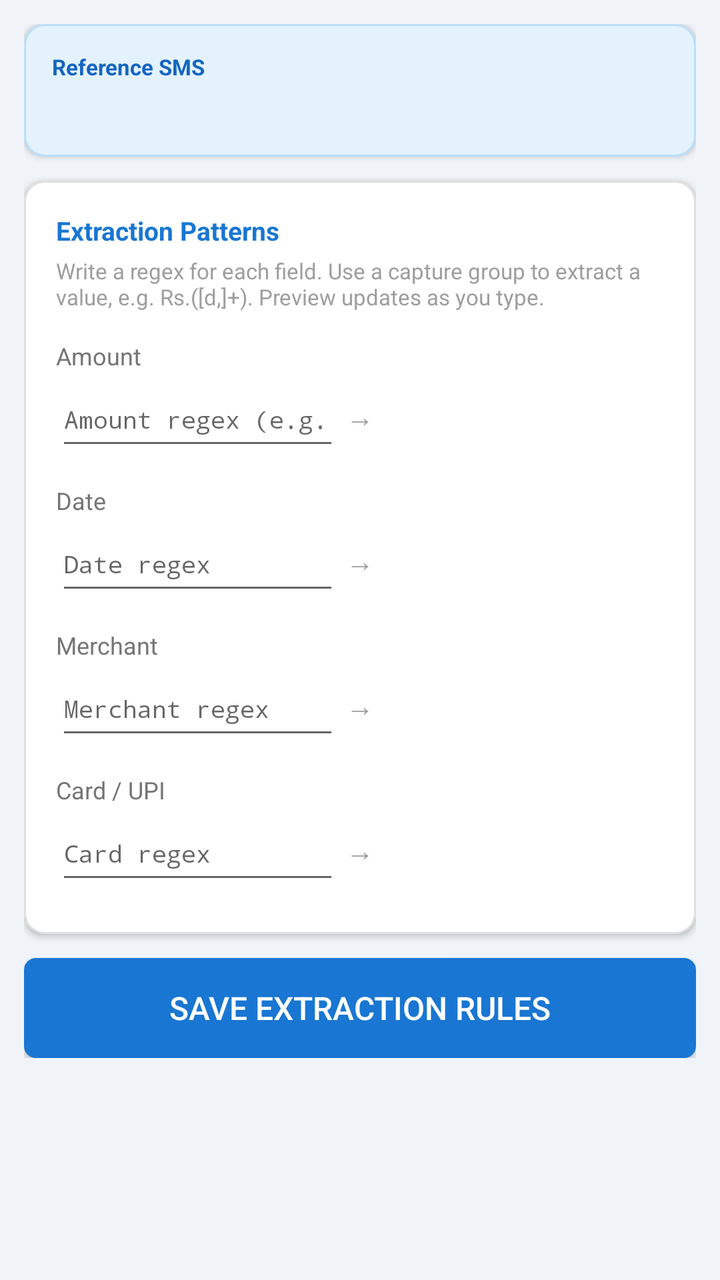
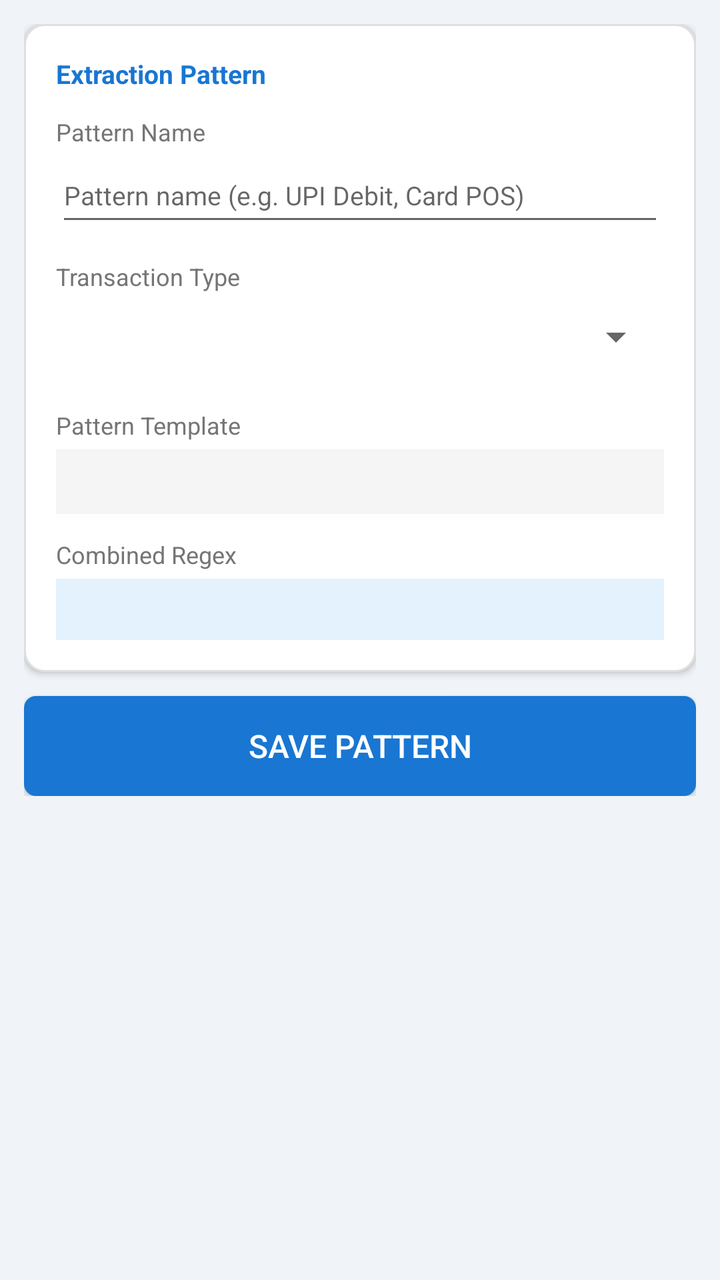

Compare the two renders of this Android layout. The source of the first and the diff that turns it into the second are given below.
<!-- AndroidManifest.xml: application theme android:Theme.Material.Light.DarkActionBar -->
<!-- res/layout/activity_sms_extract_config.xml -->
<?xml version="1.0" encoding="utf-8"?>
<ScrollView xmlns:android="http://schemas.android.com/apk/res/android"
    android:layout_width="match_parent"
    android:layout_height="match_parent"
    android:background="#F0F4F8">

    <LinearLayout
        android:layout_width="match_parent"
        android:layout_height="wrap_content"
        android:orientation="vertical"
        android:paddingLeft="12dp"
        android:paddingRight="12dp"
        android:paddingTop="12dp"
        android:paddingBottom="24dp">

        
        <LinearLayout
            android:layout_width="match_parent"
            android:layout_height="wrap_content"
            android:orientation="vertical"
            android:background="@drawable/bg_card_blue"
            android:elevation="2dp"
            android:padding="14dp"
            android:layout_marginBottom="12dp">

            <TextView
                android:layout_width="match_parent"
                android:layout_height="wrap_content"
                android:text="Reference SMS"
                android:textColor="#1565C0"
                android:textSize="11sp"
                android:textStyle="bold"
                android:layout_marginBottom="6dp" />

            <TextView
                android:id="@+id/tvSmsBody"
                android:layout_width="match_parent"
                android:layout_height="wrap_content"
                android:text=""
                android:textColor="#212121"
                android:textSize="13sp"
                android:fontFamily="monospace" />

        </LinearLayout>

        
        <LinearLayout
            android:layout_width="match_parent"
            android:layout_height="wrap_content"
            android:orientation="vertical"
            android:background="@drawable/bg_card"
            android:elevation="2dp"
            android:padding="16dp"
            android:layout_marginBottom="12dp">

            <TextView
                android:layout_width="match_parent"
                android:layout_height="wrap_content"
                android:text="Extraction Patterns"
                android:textColor="#1976D2"
                android:textSize="13sp"
                android:textStyle="bold"
                android:layout_marginBottom="4dp" />

            <TextView
                android:layout_width="match_parent"
                android:layout_height="wrap_content"
                android:text="Write a regex for each field. Use a capture group to extract a value, e.g. Rs\.([\d,]+). Preview updates as you type."
                android:textColor="#9E9E9E"
                android:textSize="11sp"
                android:layout_marginBottom="14dp" />

            
            <TextView android:layout_width="match_parent" android:layout_height="wrap_content"
                android:text="Amount" android:textColor="#757575" android:textSize="12sp" />
            <LinearLayout android:layout_width="match_parent" android:layout_height="wrap_content"
                android:orientation="horizontal" android:gravity="center_vertical"
                android:layout_marginBottom="12dp">
                <EditText
                    android:id="@+id/etAmountRegex"
                    android:layout_width="0dp"
                    android:layout_height="44dp"
                    android:layout_weight="1"
                    android:hint="@string/hint_regex_amount"
                    android:inputType="text"
                    android:textSize="12sp"
                    android:textColor="#212121"
                    android:fontFamily="monospace" />
                <TextView
                    android:layout_width="wrap_content"
                    android:layout_height="wrap_content"
                    android:text=" → "
                    android:textColor="#9E9E9E"
                    android:textSize="14sp" />
                <TextView
                    android:id="@+id/tvAmountPreview"
                    android:layout_width="0dp"
                    android:layout_height="wrap_content"
                    android:layout_weight="1"
                    android:text=""
                    android:textColor="#2E7D32"
                    android:textSize="13sp"
                    android:textStyle="bold"
                    android:fontFamily="monospace" />
            </LinearLayout>

            
            <TextView android:layout_width="match_parent" android:layout_height="wrap_content"
                android:text="Date" android:textColor="#757575" android:textSize="12sp" />
            <LinearLayout android:layout_width="match_parent" android:layout_height="wrap_content"
                android:orientation="horizontal" android:gravity="center_vertical"
                android:layout_marginBottom="12dp">
                <EditText
                    android:id="@+id/etDateRegex"
                    android:layout_width="0dp"
                    android:layout_height="44dp"
                    android:layout_weight="1"
                    android:hint="@string/hint_regex_date"
                    android:inputType="text"
                    android:textSize="12sp"
                    android:textColor="#212121"
                    android:fontFamily="monospace" />
                <TextView
                    android:layout_width="wrap_content"
                    android:layout_height="wrap_content"
                    android:text=" → "
                    android:textColor="#9E9E9E"
                    android:textSize="14sp" />
                <TextView
                    android:id="@+id/tvDatePreview"
                    android:layout_width="0dp"
                    android:layout_height="wrap_content"
                    android:layout_weight="1"
                    android:text=""
                    android:textColor="#1565C0"
                    android:textSize="13sp"
                    android:fontFamily="monospace" />
            </LinearLayout>

            
            <TextView android:layout_width="match_parent" android:layout_height="wrap_content"
                android:text="Merchant" android:textColor="#757575" android:textSize="12sp" />
            <LinearLayout android:layout_width="match_parent" android:layout_height="wrap_content"
                android:orientation="horizontal" android:gravity="center_vertical"
                android:layout_marginBottom="12dp">
                <EditText
                    android:id="@+id/etMerchantRegex"
                    android:layout_width="0dp"
                    android:layout_height="44dp"
                    android:layout_weight="1"
                    android:hint="@string/hint_regex_merchant"
                    android:inputType="text"
                    android:textSize="12sp"
                    android:textColor="#212121"
                    android:fontFamily="monospace" />
                <TextView
                    android:layout_width="wrap_content"
                    android:layout_height="wrap_content"
                    android:text=" → "
                    android:textColor="#9E9E9E"
                    android:textSize="14sp" />
                <TextView
                    android:id="@+id/tvMerchantPreview"
                    android:layout_width="0dp"
                    android:layout_height="wrap_content"
                    android:layout_weight="1"
                    android:text=""
                    android:textColor="#1565C0"
                    android:textSize="13sp"
                    android:fontFamily="monospace" />
            </LinearLayout>

            
            <TextView android:layout_width="match_parent" android:layout_height="wrap_content"
                android:text="Card / UPI" android:textColor="#757575" android:textSize="12sp" />
            <LinearLayout android:layout_width="match_parent" android:layout_height="wrap_content"
                android:orientation="horizontal" android:gravity="center_vertical"
                android:layout_marginBottom="4dp">
                <EditText
                    android:id="@+id/etCardRegex"
                    android:layout_width="0dp"
                    android:layout_height="44dp"
                    android:layout_weight="1"
                    android:hint="@string/hint_regex_card"
                    android:inputType="text"
                    android:textSize="12sp"
                    android:textColor="#212121"
                    android:fontFamily="monospace" />
                <TextView
                    android:layout_width="wrap_content"
                    android:layout_height="wrap_content"
                    android:text=" → "
                    android:textColor="#9E9E9E"
                    android:textSize="14sp" />
                <TextView
                    android:id="@+id/tvCardPreview"
                    android:layout_width="0dp"
                    android:layout_height="wrap_content"
                    android:layout_weight="1"
                    android:text=""
                    android:textColor="#1565C0"
                    android:textSize="13sp"
                    android:fontFamily="monospace" />
            </LinearLayout>

        </LinearLayout>

        <Button
            android:id="@+id/btnSaveExtraction"
            android:layout_width="match_parent"
            android:layout_height="50dp"
            android:text="@string/btn_save_extraction"
            android:textColor="#FFFFFF"
            android:textSize="16sp"
            android:background="@drawable/bg_button_primary" />

    </LinearLayout>
</ScrollView>
<!-- resources referenced by this layout -->
<resources>
  <!-- drawable bg_button_primary (drawable) -->
  <?xml version="1.0" encoding="utf-8"?>
  <ripple xmlns:android="http://schemas.android.com/apk/res/android"
      android:color="#1565C0">
      <item>
          <shape android:shape="rectangle">
              <solid android:color="#1976D2" />
              <corners android:radius="6dp" />
          </shape>
      </item>
  </ripple>
  <!-- drawable bg_card (drawable) -->
  <?xml version="1.0" encoding="utf-8"?>
  <shape xmlns:android="http://schemas.android.com/apk/res/android"
      android:shape="rectangle">
      <solid android:color="#FFFFFF" />
      <corners android:radius="10dp" />
      <stroke android:width="1dp" android:color="#E0E0E0" />
  </shape>
  <!-- drawable bg_card_blue (drawable) -->
  <?xml version="1.0" encoding="utf-8"?>
  <shape xmlns:android="http://schemas.android.com/apk/res/android"
      android:shape="rectangle">
      <solid android:color="#E3F2FD" />
      <corners android:radius="10dp" />
      <stroke android:width="1dp" android:color="#BBDEFB" />
  </shape>
  <string name="btn_save_extraction">Save Extraction Rules</string>
  <string name="hint_regex_amount">Amount regex (e.g. Rs\.?([\d,]+))</string>
  <string name="hint_regex_card">Card regex</string>
  <string name="hint_regex_date">Date regex</string>
  <string name="hint_regex_merchant">Merchant regex</string>
</resources>

<!-- the commit's change to res/layout/activity_sms_extract_config.xml (unified diff, before → after) -->
@@ -15,13 +15,15 @@
 
         
         <LinearLayout
+            android:id="@+id/cardSmsBody"
             android:layout_width="match_parent"
             android:layout_height="wrap_content"
             android:orientation="vertical"
             android:background="@drawable/bg_card_blue"
             android:elevation="2dp"
             android:padding="14dp"
-            android:layout_marginBottom="12dp">
+            android:layout_marginBottom="12dp"
+            android:visibility="gone">
 
             <TextView
                 android:layout_width="match_parent"
@@ -39,7 +41,8 @@
                 android:text=""
                 android:textColor="#212121"
                 android:textSize="13sp"
-                android:fontFamily="monospace" />
+                android:fontFamily="monospace"
+                android:textIsSelectable="true" />
 
         </LinearLayout>
 
@@ -56,150 +59,160 @@
             <TextView
                 android:layout_width="match_parent"
                 android:layout_height="wrap_content"
-                android:text="Extraction Patterns"
+                android:text="Extraction Pattern"
                 android:textColor="#1976D2"
                 android:textSize="13sp"
                 android:textStyle="bold"
+                android:layout_marginBottom="12dp" />
+
+            
+            <TextView android:layout_width="match_parent" android:layout_height="wrap_content"
+                android:text="Pattern Name" android:textColor="#757575" android:textSize="12sp" />
+            <EditText
+                android:id="@+id/etPatternName"
+                android:layout_width="match_parent"
+                android:layout_height="44dp"
+                android:hint="@string/hint_pattern_name"
+                android:inputType="textCapWords"
+                android:textSize="13sp"
+                android:textColor="#212121"
+                android:layout_marginBottom="12dp" />
+
+            
+            <TextView android:layout_width="match_parent" android:layout_height="wrap_content"
+                android:text="@string/label_transaction_type"
+                android:textColor="#757575" android:textSize="12sp" />
+            <Spinner
+                android:id="@+id/spinnerTxnType"
+                android:layout_width="match_parent"
+                android:layout_height="44dp"
+                android:layout_marginBottom="14dp" />
+
+            
+            <TextView android:layout_width="match_parent" android:layout_height="wrap_content"
+                android:text="@string/label_pattern_template"
+                android:textColor="#757575" android:textSize="12sp"
                 android:layout_marginBottom="4dp" />
-
-            <TextView
-                android:layout_width="match_parent"
-                android:layout_height="wrap_content"
-                android:text="Write a regex for each field. Use a capture group to extract a value, e.g. Rs\.([\d,]+). Preview updates as you type."
-                android:textColor="#9E9E9E"
+            <TextView
+                android:id="@+id/tvTemplateText"
+                android:layout_width="match_parent"
+                android:layout_height="wrap_content"
+                android:text=""
+                android:textColor="#212121"
+                android:textSize="12sp"
+                android:fontFamily="monospace"
+                android:background="#F5F5F5"
+                android:padding="8dp"
+                android:textIsSelectable="true"
+                android:layout_marginBottom="12dp" />
+
+            
+            <TextView android:layout_width="match_parent" android:layout_height="wrap_content"
+                android:text="Combined Regex"
+                android:textColor="#757575" android:textSize="12sp"
+                android:layout_marginBottom="4dp" />
+            <TextView
+                android:id="@+id/tvTemplateRegex"
+                android:layout_width="match_parent"
+                android:layout_height="wrap_content"
+                android:text=""
+                android:textColor="#1565C0"
                 android:textSize="11sp"
-                android:layout_marginBottom="14dp" />
-
-            
-            <TextView android:layout_width="match_parent" android:layout_height="wrap_content"
-                android:text="Amount" android:textColor="#757575" android:textSize="12sp" />
-            <LinearLayout android:layout_width="match_parent" android:layout_height="wrap_content"
-                android:orientation="horizontal" android:gravity="center_vertical"
-                android:layout_marginBottom="12dp">
-                <EditText
-                    android:id="@+id/etAmountRegex"
-                    android:layout_width="0dp"
-                    android:layout_height="44dp"
-                    android:layout_weight="1"
-                    android:hint="@string/hint_regex_amount"
-                    android:inputType="text"
-                    android:textSize="12sp"
-                    android:textColor="#212121"
-                    android:fontFamily="monospace" />
-                <TextView
-                    android:layout_width="wrap_content"
-                    android:layout_height="wrap_content"
-                    android:text=" → "
-                    android:textColor="#9E9E9E"
-                    android:textSize="14sp" />
-                <TextView
-                    android:id="@+id/tvAmountPreview"
-                    android:layout_width="0dp"
-                    android:layout_height="wrap_content"
-                    android:layout_weight="1"
-                    android:text=""
-                    android:textColor="#2E7D32"
-                    android:textSize="13sp"
-                    android:textStyle="bold"
-                    android:fontFamily="monospace" />
-            </LinearLayout>
-
-            
-            <TextView android:layout_width="match_parent" android:layout_height="wrap_content"
-                android:text="Date" android:textColor="#757575" android:textSize="12sp" />
-            <LinearLayout android:layout_width="match_parent" android:layout_height="wrap_content"
-                android:orientation="horizontal" android:gravity="center_vertical"
-                android:layout_marginBottom="12dp">
-                <EditText
-                    android:id="@+id/etDateRegex"
-                    android:layout_width="0dp"
-                    android:layout_height="44dp"
-                    android:layout_weight="1"
-                    android:hint="@string/hint_regex_date"
-                    android:inputType="text"
-                    android:textSize="12sp"
-                    android:textColor="#212121"
-                    android:fontFamily="monospace" />
-                <TextView
-                    android:layout_width="wrap_content"
-                    android:layout_height="wrap_content"
-                    android:text=" → "
-                    android:textColor="#9E9E9E"
-                    android:textSize="14sp" />
-                <TextView
-                    android:id="@+id/tvDatePreview"
-                    android:layout_width="0dp"
-                    android:layout_height="wrap_content"
-                    android:layout_weight="1"
-                    android:text=""
-                    android:textColor="#1565C0"
-                    android:textSize="13sp"
-                    android:fontFamily="monospace" />
-            </LinearLayout>
-
-            
-            <TextView android:layout_width="match_parent" android:layout_height="wrap_content"
-                android:text="Merchant" android:textColor="#757575" android:textSize="12sp" />
-            <LinearLayout android:layout_width="match_parent" android:layout_height="wrap_content"
-                android:orientation="horizontal" android:gravity="center_vertical"
-                android:layout_marginBottom="12dp">
-                <EditText
-                    android:id="@+id/etMerchantRegex"
-                    android:layout_width="0dp"
-                    android:layout_height="44dp"
-                    android:layout_weight="1"
-                    android:hint="@string/hint_regex_merchant"
-                    android:inputType="text"
-                    android:textSize="12sp"
-                    android:textColor="#212121"
-                    android:fontFamily="monospace" />
-                <TextView
-                    android:layout_width="wrap_content"
-                    android:layout_height="wrap_content"
-                    android:text=" → "
-                    android:textColor="#9E9E9E"
-                    android:textSize="14sp" />
-                <TextView
-                    android:id="@+id/tvMerchantPreview"
-                    android:layout_width="0dp"
-                    android:layout_height="wrap_content"
-                    android:layout_weight="1"
-                    android:text=""
-                    android:textColor="#1565C0"
-                    android:textSize="13sp"
-                    android:fontFamily="monospace" />
-            </LinearLayout>
-
-            
-            <TextView android:layout_width="match_parent" android:layout_height="wrap_content"
-                android:text="Card / UPI" android:textColor="#757575" android:textSize="12sp" />
-            <LinearLayout android:layout_width="match_parent" android:layout_height="wrap_content"
-                android:orientation="horizontal" android:gravity="center_vertical"
-                android:layout_marginBottom="4dp">
-                <EditText
-                    android:id="@+id/etCardRegex"
-                    android:layout_width="0dp"
-                    android:layout_height="44dp"
-                    android:layout_weight="1"
-                    android:hint="@string/hint_regex_card"
-                    android:inputType="text"
-                    android:textSize="12sp"
-                    android:textColor="#212121"
-                    android:fontFamily="monospace" />
-                <TextView
-                    android:layout_width="wrap_content"
-                    android:layout_height="wrap_content"
-                    android:text=" → "
-                    android:textColor="#9E9E9E"
-                    android:textSize="14sp" />
-                <TextView
-                    android:id="@+id/tvCardPreview"
-                    android:layout_width="0dp"
-                    android:layout_height="wrap_content"
-                    android:layout_weight="1"
-                    android:text=""
-                    android:textColor="#1565C0"
-                    android:textSize="13sp"
+                android:fontFamily="monospace"
+                android:background="#E3F2FD"
+                android:padding="8dp"
+                android:textIsSelectable="true" />
+
+        </LinearLayout>
+
+        
+        <LinearLayout
+            android:id="@+id/cardExtractionPreview"
+            android:layout_width="match_parent"
+            android:layout_height="wrap_content"
+            android:orientation="vertical"
+            android:background="@drawable/bg_card_extracted"
+            android:elevation="2dp"
+            android:padding="16dp"
+            android:layout_marginBottom="12dp"
+            android:visibility="gone">
+
+            <TextView
+                android:layout_width="match_parent"
+                android:layout_height="wrap_content"
+                android:text="Extraction Preview"
+                android:textColor="#2E7D32"
+                android:textSize="13sp"
+                android:textStyle="bold"
+                android:layout_marginBottom="10dp" />
+
+            <LinearLayout android:layout_width="match_parent" android:layout_height="wrap_content"
+                android:orientation="horizontal" android:layout_marginBottom="4dp">
+                <TextView android:layout_width="80dp" android:layout_height="wrap_content"
+                    android:text="Amount" android:textColor="#757575" android:textSize="12sp" />
+                <TextView android:id="@+id/tvPreviewAmount"
+                    android:layout_width="0dp" android:layout_height="wrap_content" android:layout_weight="1"
+                    android:text="" android:textColor="#212121" android:textSize="12sp"
+                    android:fontFamily="monospace" android:textStyle="bold" />
+            </LinearLayout>
+
+            <LinearLayout android:layout_width="match_parent" android:layout_height="wrap_content"
+                android:orientation="horizontal" android:layout_marginBottom="4dp">
+                <TextView android:layout_width="80dp" android:layout_height="wrap_content"
+                    android:text="Balance" android:textColor="#757575" android:textSize="12sp" />
+                <TextView android:id="@+id/tvPreviewBalance"
+                    android:layout_width="0dp" android:layout_height="wrap_content" android:layout_weight="1"
+                    android:text="" android:textColor="#212121" android:textSize="12sp"
+                    android:fontFamily="monospace" />
+            </LinearLayout>
+
+            <LinearLayout android:layout_width="match_parent" android:layout_height="wrap_content"
+                android:orientation="horizontal" android:layout_marginBottom="4dp">
+                <TextView android:layout_width="80dp" android:layout_height="wrap_content"
+                    android:text="Merchant" android:textColor="#757575" android:textSize="12sp" />
+                <TextView android:id="@+id/tvPreviewMerchant"
+                    android:layout_width="0dp" android:layout_height="wrap_content" android:layout_weight="1"
+                    android:text="" android:textColor="#212121" android:textSize="12sp"
+                    android:fontFamily="monospace" />
+            </LinearLayout>
+
+            <LinearLayout android:layout_width="match_parent" android:layout_height="wrap_content"
+                android:orientation="horizontal" android:layout_marginBottom="4dp">
+                <TextView android:layout_width="80dp" android:layout_height="wrap_content"
+                    android:text="Card" android:textColor="#757575" android:textSize="12sp" />
+                <TextView android:id="@+id/tvPreviewCard"
+                    android:layout_width="0dp" android:layout_height="wrap_content" android:layout_weight="1"
+                    android:text="" android:textColor="#212121" android:textSize="12sp"
+                    android:fontFamily="monospace" />
+            </LinearLayout>
+
+            <LinearLayout android:layout_width="match_parent" android:layout_height="wrap_content"
+                android:orientation="horizontal" android:layout_marginBottom="4dp">
+                <TextView android:layout_width="80dp" android:layout_height="wrap_content"
+                    android:text="Account" android:textColor="#757575" android:textSize="12sp" />
+                <TextView android:id="@+id/tvPreviewAccount"
+                    android:layout_width="0dp" android:layout_height="wrap_content" android:layout_weight="1"
+                    android:text="" android:textColor="#212121" android:textSize="12sp"
+                    android:fontFamily="monospace" />
+            </LinearLayout>
+
+            <LinearLayout android:layout_width="match_parent" android:layout_height="wrap_content"
+                android:orientation="horizontal" android:layout_marginBottom="4dp">
+                <TextView android:layout_width="80dp" android:layout_height="wrap_content"
+                    android:text="Date" android:textColor="#757575" android:textSize="12sp" />
+                <TextView android:id="@+id/tvPreviewDate"
+                    android:layout_width="0dp" android:layout_height="wrap_content" android:layout_weight="1"
+                    android:text="" android:textColor="#212121" android:textSize="12sp"
+                    android:fontFamily="monospace" />
+            </LinearLayout>
+
+            <LinearLayout android:layout_width="match_parent" android:layout_height="wrap_content"
+                android:orientation="horizontal">
+                <TextView android:layout_width="80dp" android:layout_height="wrap_content"
+                    android:text="Time" android:textColor="#757575" android:textSize="12sp" />
+                <TextView android:id="@+id/tvPreviewTime"
+                    android:layout_width="0dp" android:layout_height="wrap_content" android:layout_weight="1"
+                    android:text="" android:textColor="#212121" android:textSize="12sp"
                     android:fontFamily="monospace" />
             </LinearLayout>
 
<!-- resource entries referenced after the edit -->
@@ -27,10 +27,17 @@
       <corners android:radius="10dp" />
       <stroke android:width="1dp" android:color="#BBDEFB" />
   </shape>
-  <string name="btn_save_extraction">Save Extraction Rules</string>
-  <string name="hint_regex_amount">Amount regex (e.g. Rs\.?([\d,]+))</string>
-  <string name="hint_regex_card">Card regex</string>
-  <string name="hint_regex_date">Date regex</string>
-  <string name="hint_regex_merchant">Merchant regex</string>
+  <!-- drawable bg_card_extracted (drawable) -->
+  <?xml version="1.0" encoding="utf-8"?>
+  <shape xmlns:android="http://schemas.android.com/apk/res/android"
+      android:shape="rectangle">
+      <solid android:color="#F1F8E9" />
+      <stroke android:width="1dp" android:color="#A5D6A7" />
+      <corners android:radius="10dp" />
+  </shape>
+  <string name="btn_save_extraction">Save Pattern</string>
+  <string name="hint_pattern_name">Pattern name (e.g. UPI Debit, Card POS)</string>
+  <string name="label_pattern_template">Pattern Template</string>
+  <string name="label_transaction_type">Transaction Type</string>
 </resources>
 
